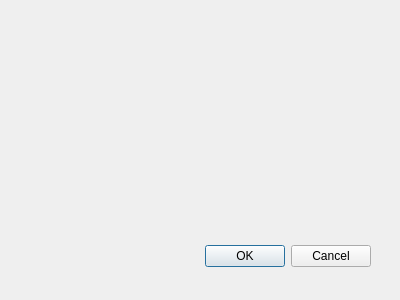
Ichigo002/fast-typing-qt, file fast-typing/text_settings.ui: the form before one commit.
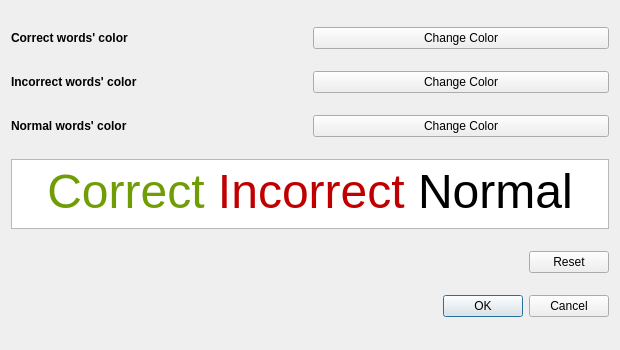
The form after the commit.

```diff
--- a/fast-typing/text_settings.ui
+++ b/fast-typing/text_settings.ui
@@ -8,29 +8,149 @@
    <rect>
     <x>0</x>
     <y>0</y>
-    <width>400</width>
-    <height>300</height>
+    <width>620</width>
+    <height>350</height>
    </rect>
   </property>
+  <property name="minimumSize">
+   <size>
+    <width>620</width>
+    <height>350</height>
+   </size>
+  </property>
   <property name="windowTitle">
    <string>Dialog</string>
   </property>
-  <widget name="buttonBox" class="QDialogButtonBox">
-   <property name="geometry">
-    <rect>
-     <x>30</x>
-     <y>240</y>
-     <width>341</width>
-     <height>32</height>
-    </rect>
-   </property>
-   <property name="orientation">
-    <enum>Qt::Horizontal</enum>
-   </property>
-   <property name="standardButtons">
-    <set>QDialogButtonBox::Cancel|QDialogButtonBox::Ok</set>
-   </property>
-  </widget>
+  <layout class="QVBoxLayout" name="verticalLayout">
+   <item>
+    <layout class="QHBoxLayout" name="horizontalLayout">
+     <item>
+      <widget class="QLabel" name="label">
+       <property name="font">
+        <font>
+         <weight>75</weight>
+         <bold>true</bold>
+        </font>
+       </property>
+       <property name="text">
+        <string>Correct words' color</string>
+       </property>
+      </widget>
+     </item>
+     <item>
+      <widget class="QPushButton" name="btn_correct_change">
+       <property name="text">
+        <string>Change Color</string>
+       </property>
+      </widget>
+     </item>
+    </layout>
+   </item>
+   <item>
+    <layout class="QHBoxLayout" name="horizontalLayout_2">
+     <item>
+      <widget class="QLabel" name="label_2">
+       <property name="font">
+        <font>
+         <weight>75</weight>
+         <bold>true</bold>
+        </font>
+       </property>
+       <property name="text">
+        <string>Incorrect words' color</string>
+       </property>
+      </widget>
+     </item>
+     <item>
+      <widget class="QPushButton" name="btn_incorrect_change">
+       <property name="text">
+        <string>Change Color</string>
+       </property>
+      </widget>
+     </item>
+    </layout>
+   </item>
+   <item>
+    <layout class="QHBoxLayout" name="horizontalLayout_3">
+     <item>
+      <widget class="QLabel" name="label_3">
+       <property name="font">
+        <font>
+         <weight>75</weight>
+         <bold>true</bold>
+         <underline>false</underline>
+         <kerning>true</kerning>
+        </font>
+       </property>
+       <property name="text">
+        <string>Normal words' color</string>
+       </property>
+      </widget>
+     </item>
+     <item>
+      <widget class="QPushButton" name="btn_normal_change">
+       <property name="text">
+        <string>Change Color</string>
+       </property>
+      </widget>
+     </item>
+    </layout>
+   </item>
+   <item>
+    <widget class="QTextEdit" name="textEdit">
+     <property name="maximumSize">
+      <size>
+       <width>16777215</width>
+       <height>70</height>
+      </size>
+     </property>
+     <property name="readOnly">
+      <bool>true</bool>
+     </property>
+     <property name="html">
+      <string>&lt;!DOCTYPE HTML PUBLIC &quot;-//W3C//DTD HTML 4.0//EN&quot; &quot;http://www.w3.org/TR/REC-html40/strict.dtd&quot;&gt;
+&lt;html&gt;&lt;head&gt;&lt;meta name=&quot;qrichtext&quot; content=&quot;1&quot; /&gt;&lt;style type=&quot;text/css&quot;&gt;
+p, li { white-space: pre-wrap; }
+&lt;/style&gt;&lt;/head&gt;&lt;body style=&quot; font-family:'Ubuntu'; font-size:11pt; font-weight:400; font-style:normal;&quot;&gt;
+&lt;p align=&quot;center&quot; style=&quot; margin-top:0px; margin-bottom:0px; margin-left:0px; margin-right:0px; -qt-block-indent:0; text-indent:0px;&quot;&gt;&lt;span style=&quot; font-size:36pt; color:#709d06;&quot;&gt;Correct&lt;/span&gt;&lt;span style=&quot; font-size:36pt;&quot;&gt; &lt;/span&gt;&lt;span style=&quot; font-size:36pt; color:#c00000;&quot;&gt;Incorrect&lt;/span&gt;&lt;span style=&quot; font-size:36pt;&quot;&gt; &lt;/span&gt;&lt;span style=&quot; font-size:36pt; color:#000000;&quot;&gt;Normal&lt;/span&gt;&lt;/p&gt;&lt;/body&gt;&lt;/html&gt;</string>
+     </property>
+    </widget>
+   </item>
+   <item>
+    <layout class="QHBoxLayout" name="horizontalLayout_4">
+     <item>
+      <spacer name="horizontalSpacer">
+       <property name="orientation">
+        <enum>Qt::Horizontal</enum>
+       </property>
+       <property name="sizeHint" stdset="0">
+        <size>
+         <width>40</width>
+         <height>20</height>
+        </size>
+       </property>
+      </spacer>
+     </item>
+     <item>
+      <widget class="QPushButton" name="pushButton">
+       <property name="text">
+        <string>Reset</string>
+       </property>
+      </widget>
+     </item>
+    </layout>
+   </item>
+   <item>
+    <widget class="QDialogButtonBox" name="buttonBox">
+     <property name="orientation">
+      <enum>Qt::Horizontal</enum>
+     </property>
+     <property name="standardButtons">
+      <set>QDialogButtonBox::Cancel|QDialogButtonBox::Ok</set>
+     </property>
+    </widget>
+   </item>
+  </layout>
  </widget>
  <pixmapfunction/>
  <resources/>
```
Left out of the diff: 7 changed lines with no effect on the pictures.
